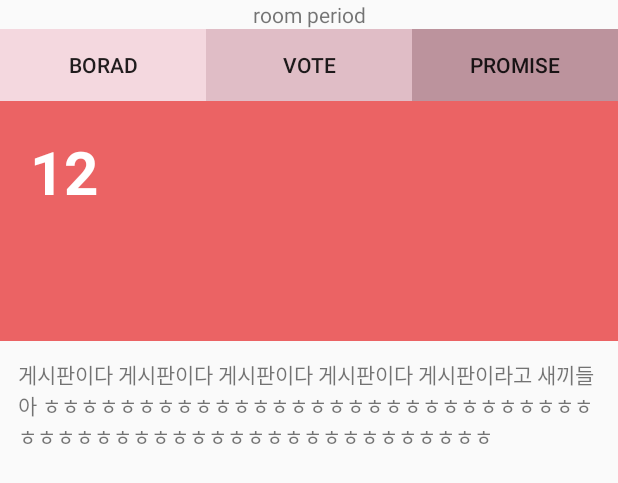
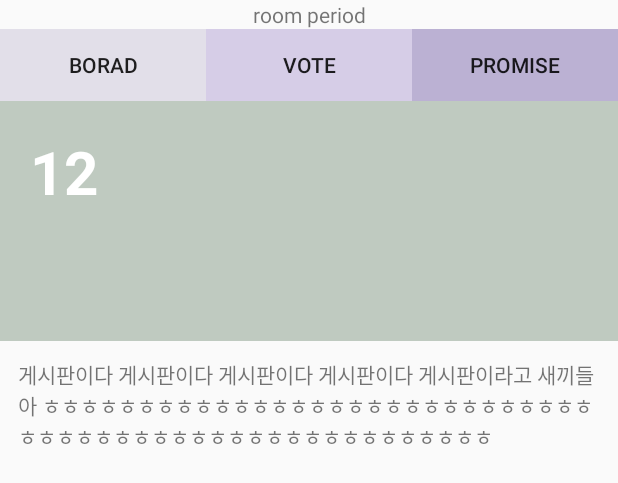
Before and after one commit to eungho77/MangkkongAndroid, an Android app: the layout board.xml on its own in the app's theme, with its tools: preview values and no code run, on a phone screen of 412 x 824 dp. Shown: the top 483 px of the screen. Run offline under Robolectric (Android 15) with nearby library versions, the phone set to English and light mode, and no system bars.

Commit message:
색깔 변경 ㅎㅎ

```diff
--- a/app/src/main/res/layout/board.xml
+++ b/app/src/main/res/layout/board.xml
@@ -33,7 +33,7 @@
                 android:layout_width="wrap_content"
                 android:layout_height="wrap_content"
                 android:layout_weight="1"
-                android:background="#F4D8DF"
+                android:background="#E2DFE9"
                 android:text="Borad" />
 
             <Button
@@ -41,7 +41,7 @@
                 android:layout_width="wrap_content"
                 android:layout_height="wrap_content"
                 android:layout_weight="1"
-                android:background="#E0BDC6"
+                android:background="#D6CDE7"
                 android:text="VOTE" />
 
             <Button
@@ -49,7 +49,7 @@
                 android:layout_width="wrap_content"
                 android:layout_height="wrap_content"
                 android:layout_weight="1"
-                android:background="#BC939D"
+                android:background="#BBB1D3"
                 android:text="PROMISE" />
         </LinearLayout>
 
@@ -59,7 +59,7 @@
         android:id="@+id/frame_list_card_item"
         android:layout_width="match_parent"
         android:layout_height="160dp"
-        android:background="#EB6364">
+        android:background="#BFCAC0">
 
         <TextView
             android:id="@+id/text_list_card_title"
```
